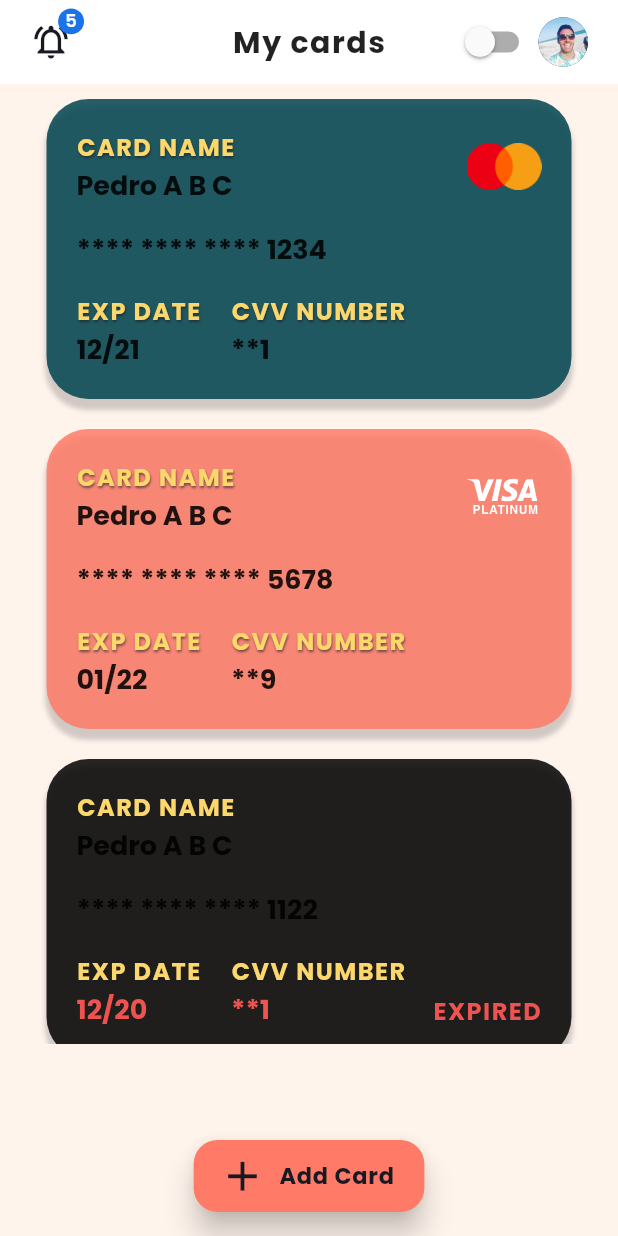
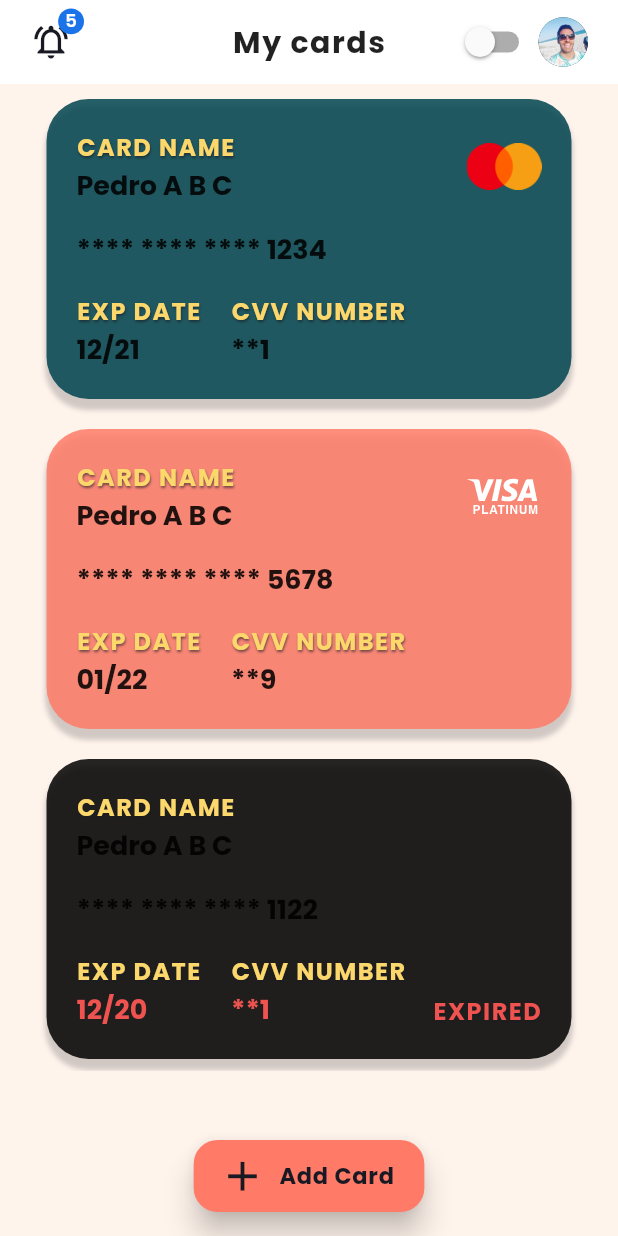
Before and after one commit to Pszione/flutter_banking_pay_responsive, a Flutter app: the CardScreen screen opened directly, on a phone screen of 412 x 824 dp. Run offline on Flutter 3.47's test engine with Material 2 defaults, Android fonts, the phone set to English and light mode, and no system bars; drawn by our look-alikes of auto_size_text; our stand-ins replace animated_text_kit, flutter_speed_dial, flutter_svg, font_awesome_flutter, google_fonts, image_picker and 1 more; missing offline and left inert: app_settings.

Commit message:
Banking Pay - Fix minor padding value, letter spacing

```diff
--- a/lib/screens/cardScreen/card_screen.dart
+++ b/lib/screens/cardScreen/card_screen.dart
@@ -44,8 +44,9 @@ class CardScreen extends StatelessWidget {
         crossAxisAlignment: CrossAxisAlignment.center,
         children: [
           Expanded(
-            flex: MediaQuery.of(context).orientation == Orientation.portrait
-                ? 5
+            flex: MediaQuery.of(context).orientation == Orientation.portrait ||
+                    Responsive.isDesktop(context)
+                ? 6
                 : 500, // no flex
             // TODO: almost a copy of [UserCardsSection] widget in HomeScreen
             child: ListView.separated(
@@ -64,8 +65,7 @@ class CardScreen extends StatelessWidget {
                     return CardWidget.defaultDimension;
                   else {
                     // because of +1 in length I have to return something
-                    return CardWidget.defaultDimension;
-                    // return const SizedBox.shrink();
+                    return const SizedBox.shrink();
                   }
                 }
                 return Center(
--- a/lib/screens/scanCardScreen/scan_card_screen.dart
+++ b/lib/screens/scanCardScreen/scan_card_screen.dart
@@ -69,7 +69,8 @@ class _ScanCardScreenState extends State<ScanCardScreen> {
                                 context),
                         child: AutoSizeText(
                           S.of(context).scanCardScreen_enterCardManually_title,
-                          style: const TextStyle(fontWeight: FontWeight.bold),
+                          style: const TextStyle(
+                              fontWeight: FontWeight.bold, letterSpacing: 0.4),
                           maxFontSize: 14,
                         )),
                     const Spacer(flex: 4),
```
